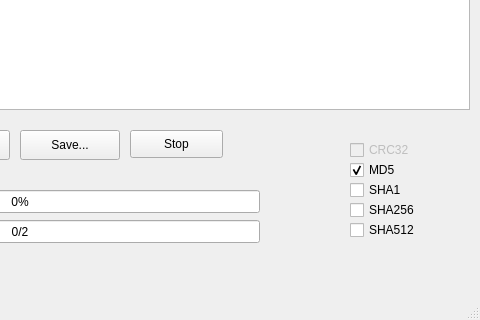
This is xhash.ui in qux-bbb/XHash as Qt 5 draws it before an edit; both pictures show x 320 to 800 and y 280 to 600 of the 800 by 600 pixel window. The edited form follows.
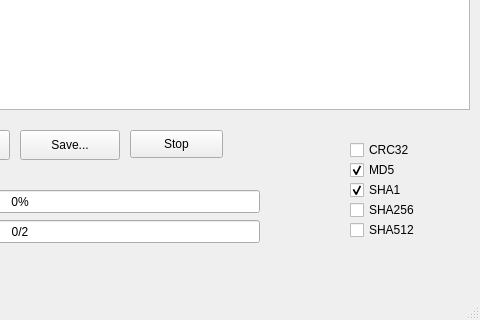
This is the edited form.

```diff
--- a/xhash.ui
+++ b/xhash.ui
@@ -179,7 +179,7 @@
    </widget>
    <widget class="QCheckBox" name="checkBox_crc32">
     <property name="enabled">
-     <bool>false</bool>
+     <bool>true</bool>
     </property>
     <property name="geometry">
      <rect>
@@ -228,7 +228,7 @@
      <string>SHA1</string>
     </property>
     <property name="checked">
-     <bool>false</bool>
+     <bool>true</bool>
     </property>
    </widget>
    <widget class="QCheckBox" name="checkBox_sha256">
```
